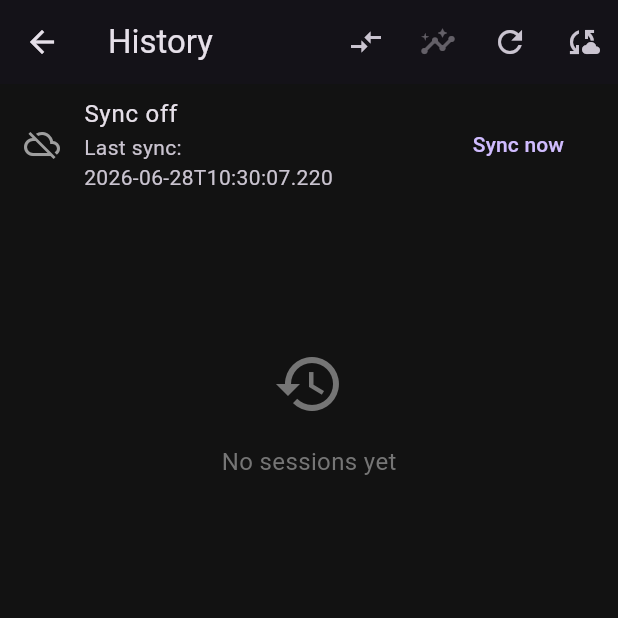
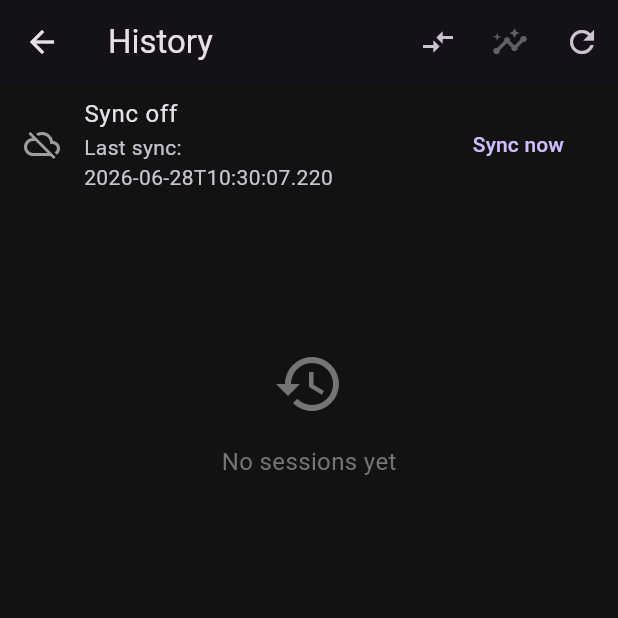
Before and after one commit to adaskaliuk/fish_counter, a Flutter app: the HistoryScreen screen opened directly, after a tap on the "refresh" icon, after a tap on "Sync now", on a phone screen of 412 x 824 dp, the top half of it. Run offline on Flutter 3.47's test engine with Material 3 defaults, Android fonts, the phone set to English and light mode, and no system bars; our stand-ins replace battery_plus, cloud_firestore, firebase_auth, firebase_core, geolocator, google_sign_in and 4 more; accounts and stored records are empty.

Commit message:
- HistoryScreen → sync badge + auto-retry on resumed
 - sync UI → спільний SyncBadgeButton
 - statuses → SyncStatus enum helper, менше stringly-typed UI
 - added test/sync_status_test.dart

```diff
--- a/lib/clicker_screen.dart
+++ b/lib/clicker_screen.dart
@@ -4,6 +4,7 @@
 import 'package:firebase_auth/firebase_auth.dart';
 import 'package:fish_counter/models/athlete_profile.dart';
 import 'package:fish_counter/models/fishing_presets.dart';
+import 'package:fish_counter/widgets/sync_badge_button.dart';
 import 'package:fish_counter/history_screen.dart';
 import 'package:fish_counter/l10n/app_localizations.dart';
 import 'package:fish_counter/providers/clicker_provider.dart';
@@ -477,35 +478,11 @@ class _ClickerScreenState extends State<ClickerScreen> {
                       mainAxisSize: MainAxisSize.min,
                       children: [
                         if (_syncPending || _isRetryingSync)
-                          IconButton(
+                          SyncBadgeButton(
                             key: ClickerScreenKeys.syncBadgeButtonKey,
                             tooltip: AppLocalizations.of(context).syncNow,
-                            icon: _isRetryingSync
-                                ? const SizedBox(
-                                    width: 18,
-                                    height: 18,
-                                    child: CircularProgressIndicator(strokeWidth: 2),
-                                  )
-                                : const Stack(
-                                    clipBehavior: Clip.none,
-                                    children: [
-                                      Icon(
-                                        Icons.cloud_queue,
-                                        size: 32,
-                                        color: Colors.orangeAccent,
-                                      ),
-                                      Positioned(
-                                        right: -1,
-                                        top: -1,
-                                        child: Icon(
-                                          Icons.circle,
-                                          size: 9,
-                                          color: Colors.redAccent,
-                                        ),
-                                      ),
-                                    ],
-                                  ),
-                            onPressed: _isRetryingSync ? null : _retrySyncNow,
+                            isLoading: _isRetryingSync,
+                            onPressed: _retrySyncNow,
                           ),
                         IconButton(
                           key: ClickerScreenKeys.signOutButtonKey,
@@ -558,28 +535,9 @@ class _ClickerScreenState extends State<ClickerScreen> {
                 if (_syncPending)
                   Align(
                     alignment: Alignment.topRight,
-                    child: IconButton(
+                    child: SyncBadgeButton(
                       key: ClickerScreenKeys.syncBadgeButtonKey,
                       tooltip: l10n.syncNow,
-                      icon: const Stack(
-                        clipBehavior: Clip.none,
-                        children: [
-                          Icon(
-                            Icons.cloud_queue,
-                            size: 32,
-                            color: Colors.orangeAccent,
-                          ),
-                          Positioned(
-                            right: -1,
-                            top: -1,
-                            child: Icon(
-                              Icons.circle,
-                              size: 9,
-                              color: Colors.redAccent,
-                            ),
-                          ),
-                        ],
-                      ),
                       onPressed: _retrySyncNow,
                     ),
                   ),
--- a/lib/history_screen.dart
+++ b/lib/history_screen.dart
@@ -5,12 +5,14 @@ import 'package:fish_counter/analytics_screen.dart';
 import 'package:fish_counter/game_session.dart';
 import 'package:fish_counter/l10n/app_localizations.dart';
 import 'package:fish_counter/models/historical_catch_tuning_report.dart';
+import 'package:fish_counter/models/sync_status.dart';
 import 'package:fish_counter/progress_screen.dart';
 import 'package:fish_counter/session_comparison_screen.dart';
 import 'package:fish_counter/services/cloud_history_service.dart';
 import 'package:fish_counter/services/prefs_repository.dart';
 import 'package:fish_counter/utils/error_handler.dart';
 import 'package:fish_counter/widgets/session_edit_dialog.dart';
+import 'package:fish_counter/widgets/sync_badge_button.dart';
 import 'package:flutter/material.dart';
 
 class HistoryScreen extends StatefulWidget {
@@ -22,13 +24,15 @@ class HistoryScreen extends StatefulWidget {
   State<HistoryScreen> createState() => _HistoryScreenState();
 }
 
-class _HistoryScreenState extends State<HistoryScreen> {
+class _HistoryScreenState extends State<HistoryScreen>
+    with WidgetsBindingObserver {
   List<GameSession> _sessions = [];
   bool _isLoading = true;
   bool _isSyncing = false;
   String? _error;
   String? _syncWarning;
-  String _syncStatus = 'localOnly';
+  SyncStatus _syncStatus = SyncStatus.localOnly;
+  bool _syncPending = false;
   String _lastSyncAt = '';
   bool _compareMode = false;
   final Set<String> _selectedForCompare = {};
@@ -37,7 +41,25 @@ class _HistoryScreenState extends State<HistoryScreen> {
   @override
   void initState() {
     super.initState();
+    WidgetsBinding.instance.addObserver(this);
     _loadSessions();
+  }
+
+  @override
+  void dispose() {
+    WidgetsBinding.instance.removeObserver(this);
+    super.dispose();
+  }
+
+  @override
+  void didChangeAppLifecycleState(AppLifecycleState state) {
+    if (state != AppLifecycleState.resumed) return;
+    _retryPendingSync();
+  }
+
+  Future<void> _retryPendingSync() async {
+    if (!_syncPending || _isSyncing || _isLoading) return;
+    await _syncNow();
   }
 
   Future<void> _loadSessions() async {
@@ -75,7 +97,8 @@ class _HistoryScreenState extends State<HistoryScreen> {
         _syncWarning = syncError == null
             ? null
             : '${AppLocalizations.of(context).cloudSyncFailed}: $syncError';
-        _syncStatus = repo.getSyncLastStatus();
+        _syncStatus = SyncStatusX.fromStorage(repo.getSyncLastStatus());
+        _syncPending = repo.isSyncPending();
         _lastSyncAt = repo.getSyncLastAt();
         _isLoading = false;
       });
@@ -93,7 +116,7 @@ class _HistoryScreenState extends State<HistoryScreen> {
   Future<void> _syncNow() async {
     setState(() {
       _isSyncing = true;
-      _syncStatus = 'syncing';
+      _syncStatus = SyncStatus.syncing;
       _syncWarning = null;
     });
 
@@ -105,7 +128,8 @@ class _HistoryScreenState extends State<HistoryScreen> {
       if (!mounted) return;
       setState(() {
         _sessions = state.historySessions.reversed.toList();
-        _syncStatus = repo.getSyncLastStatus();
+        _syncStatus = SyncStatusX.fromStorage(repo.getSyncLastStatus());
+        _syncPending = repo.isSyncPending();
         _lastSyncAt = repo.getSyncLastAt();
         _isSyncing = false;
       });
@@ -117,7 +141,8 @@ class _HistoryScreenState extends State<HistoryScreen> {
       if (!mounted) return;
       setState(() {
         _sessions = sessions.reversed.toList();
-        _syncStatus = repo.getSyncLastStatus();
+        _syncStatus = SyncStatusX.fromStorage(repo.getSyncLastStatus());
+        _syncPending = repo.isSyncPending();
         _lastSyncAt = repo.getSyncLastAt();
         _syncWarning = '${AppLocalizations.of(context).cloudSyncFailed}: $e';
         _isSyncing = false;
@@ -135,7 +160,8 @@ class _HistoryScreenState extends State<HistoryScreen> {
 
     setState(() {
       _sessions = sessions.reversed.toList();
-      _syncStatus = repo.getSyncLastStatus();
+      _syncStatus = SyncStatusX.fromStorage(repo.getSyncLastStatus());
+      _syncPending = repo.isSyncPending();
       _lastSyncAt = repo.getSyncLastAt();
     });
   }
@@ -223,16 +249,16 @@ class _HistoryScreenState extends State<HistoryScreen> {
 
   Widget _syncStatusTile() {
     final l10n = AppLocalizations.of(context);
-    final (icon, color, title) = switch (_syncStatus) {
-      'off' => (Icons.cloud_off, Colors.grey, l10n.syncOff),
-      'synced' => (Icons.cloud_done, Colors.green, l10n.synced),
-      'failed' => (Icons.cloud_off, Colors.orange, l10n.syncFailed),
-      'syncing' => (Icons.sync, Colors.blue, l10n.syncing),
-      _ => (Icons.cloud_queue, Colors.grey, l10n.localOnly),
+    final title = switch (_syncStatus) {
+      SyncStatus.off => l10n.syncOff,
+      SyncStatus.synced => l10n.synced,
+      SyncStatus.failed => l10n.syncFailed,
+      SyncStatus.syncing => l10n.syncing,
+      SyncStatus.localOnly => l10n.localOnly,
     };
 
     return ListTile(
-      leading: Icon(icon, color: color),
+      leading: Icon(_syncStatus.icon, color: _syncStatus.color),
       title: Text(title),
       subtitle: _lastSyncAt.isEmpty
           ? null
@@ -295,6 +321,12 @@ class _HistoryScreenState extends State<HistoryScreen> {
       appBar: AppBar(
         title: Text(_compareMode ? l10n.selectTwoSessions : l10n.history),
         actions: [
+          if (_syncPending || _isSyncing)
+            SyncBadgeButton(
+              tooltip: l10n.syncNow,
+              isLoading: _isSyncing,
+              onPressed: _isSyncing ? null : _syncNow,
+            ),
           if (_compareMode)
             TextButton(
               onPressed: _selectedForCompare.length == 2
@@ -317,10 +349,6 @@ class _HistoryScreenState extends State<HistoryScreen> {
           IconButton(
             icon: const Icon(Icons.refresh),
             onPressed: _isLoading ? null : _loadSessions,
-          ),
-          IconButton(
-            icon: const Icon(Icons.cloud_sync),
-            onPressed: _isLoading || _isSyncing ? null : _syncNow,
           ),
         ],
       ),
```
